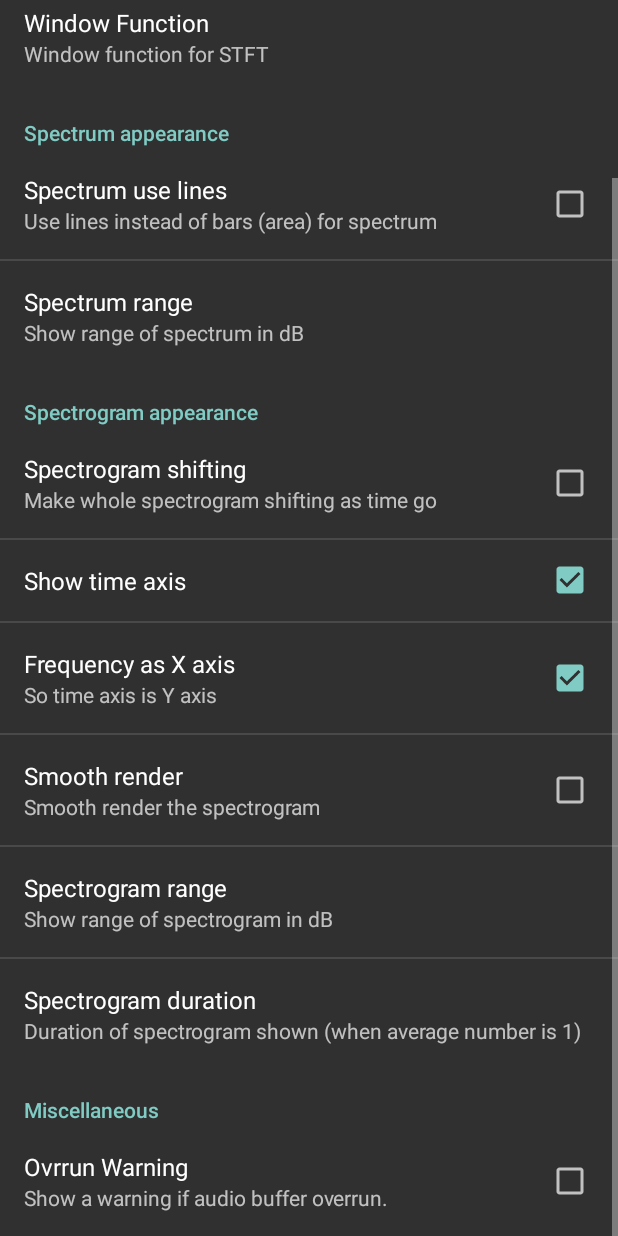
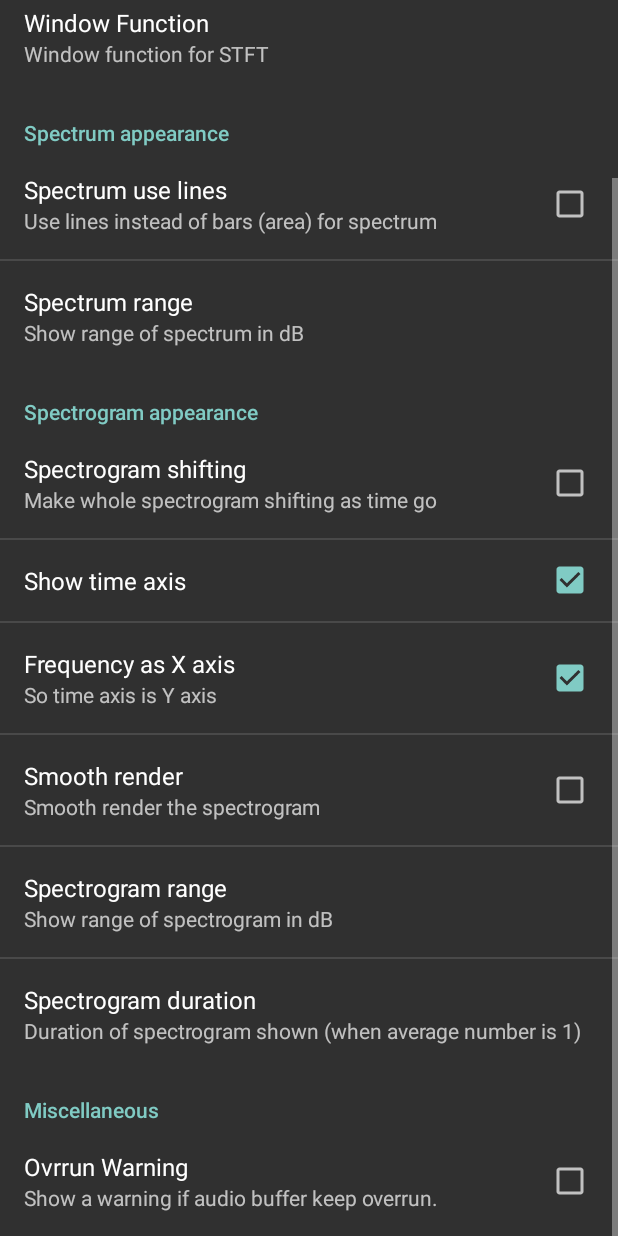
Before and after one commit to bewantbe/audio-analyzer-for-android, an Android app: the MyPreferences screen opened directly, with no data from a screen before it, scrolled down 576 dp, on a phone screen of 412 x 824 dp. Run offline under Robolectric (Android 15) with nearby library versions, the phone set to English and light mode, and no system bars.

Commit message:
Upgrade build tool version. Change some default settings.
Change default audio source to "VOICE_RECOGNITION" (turn off auto gain control)
Change default window function to "Hanning"
Change default spectrogram duration to 6 sec

```diff
--- a/audioSpectrumAnalyzer/src/main/java/github/bewantbe/audio_analyzer_for_android/AnalyzeActivity.java
+++ b/audioSpectrumAnalyzer/src/main/java/github/bewantbe/audio_analyzer_for_android/AnalyzeActivity.java
@@ -216,7 +216,7 @@ public class AnalyzeActivity extends Activity
     }
 
     audioSourceId = Integer.parseInt(sharedPref.getString("audioSource", Integer.toString(RECORDER_AGC_OFF)));
-    wndFuncName = sharedPref.getString("windowFunction", "Blackman Harris");
+    wndFuncName = sharedPref.getString("windowFunction", "Hanning");
 
     // spectrum
     graphView.setShowLines( sharedPref.getBoolean("showLines", false) );
@@ -236,7 +236,7 @@ public class AnalyzeActivity extends Activity
     d = Double.parseDouble(sharedPref.getString("spectrogramRange", Double.toString(d)));
     graphView.setLowerBound(d);
     timeDurationPref = Double.parseDouble(sharedPref.getString("spectrogramDuration",
-                                          Double.toString(4.0)));
+                                          Double.toString(6.0)));
 
     bWarnOverrun = sharedPref.getBoolean("warnOverrun", false);
 
--- a/audioSpectrumAnalyzer/src/main/res/values/arrays.xml
+++ b/audioSpectrumAnalyzer/src/main/res/values/arrays.xml
@@ -49,7 +49,7 @@
         <item>1001</item>
         <item>1002</item>
     </string-array>
-    <string name="audio_source_id_default">0</string>
+    <string name="audio_source_id_default">6</string>
     <string-array name="sample_rates">
         <item>SAMPLE/S::0</item>
         <item>8000::8000</item>
--- a/audioSpectrumAnalyzer/src/main/res/xml/preferences.xml
+++ b/audioSpectrumAnalyzer/src/main/res/xml/preferences.xml
@@ -14,7 +14,7 @@
         android:summary="Audio source for spectrum"
         android:title="Audio source" />
     <ListPreference
-        android:defaultValue="Blackman Harris"
+        android:defaultValue="Hanning"
         android:entries="@array/wnd_func_names"
         android:entryValues="@array/wnd_func_names"
         android:key="windowFunction"
@@ -69,7 +69,7 @@
             android:summary="Show range of spectrogram in dB"
             android:title="Spectrogram range" />
         <ListPreference
-            android:defaultValue="4.0"
+            android:defaultValue="6.0"
             android:entries="@array/spectrogram_duration_array"
             android:entryValues="@array/spectrogram_duration_array"
             android:key="spectrogramDuration"
@@ -82,7 +82,7 @@
         <CheckBoxPreference
             android:defaultValue="false"
             android:key="warnOverrun"
-            android:summary="Show a warning if audio buffer overrun."
+            android:summary="Show a warning if audio buffer keep overrun."
             android:title="Ovrrun Warning" />
     </PreferenceCategory>
 
--- a/build.gradle
+++ b/build.gradle
@@ -4,7 +4,7 @@ buildscript {
         jcenter()
     }
     dependencies {
-        classpath 'com.android.tools.build:gradle:1.1.0'
+        classpath 'com.android.tools.build:gradle:1.3.0'
     }
 }
 
```
Also changed, not shown: 3 other files.
